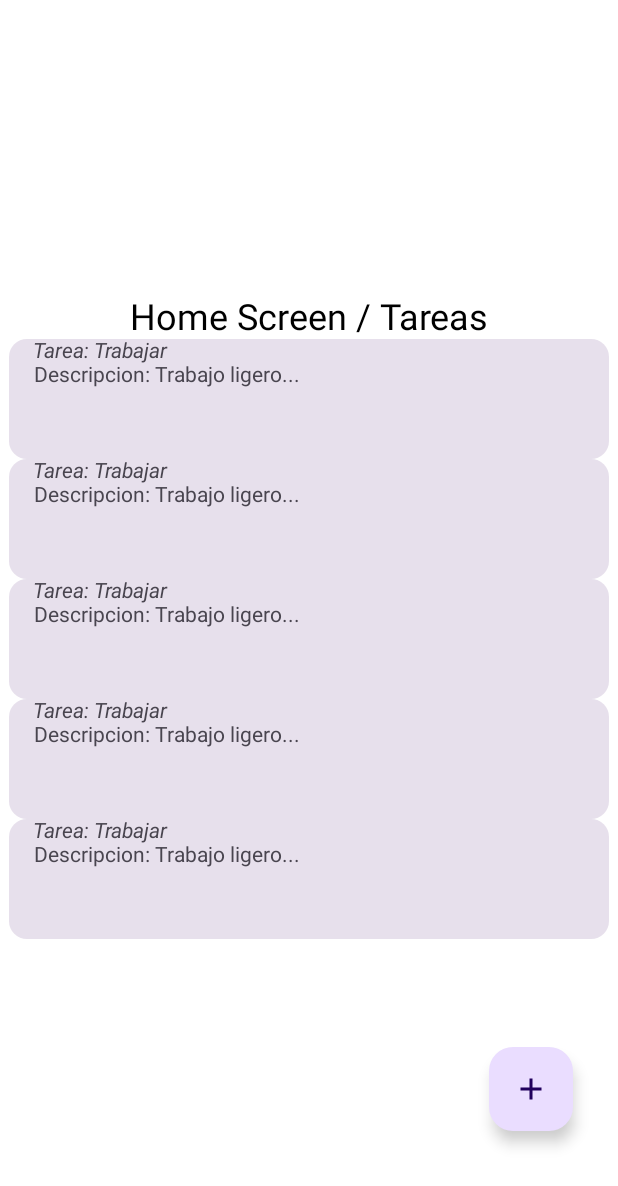
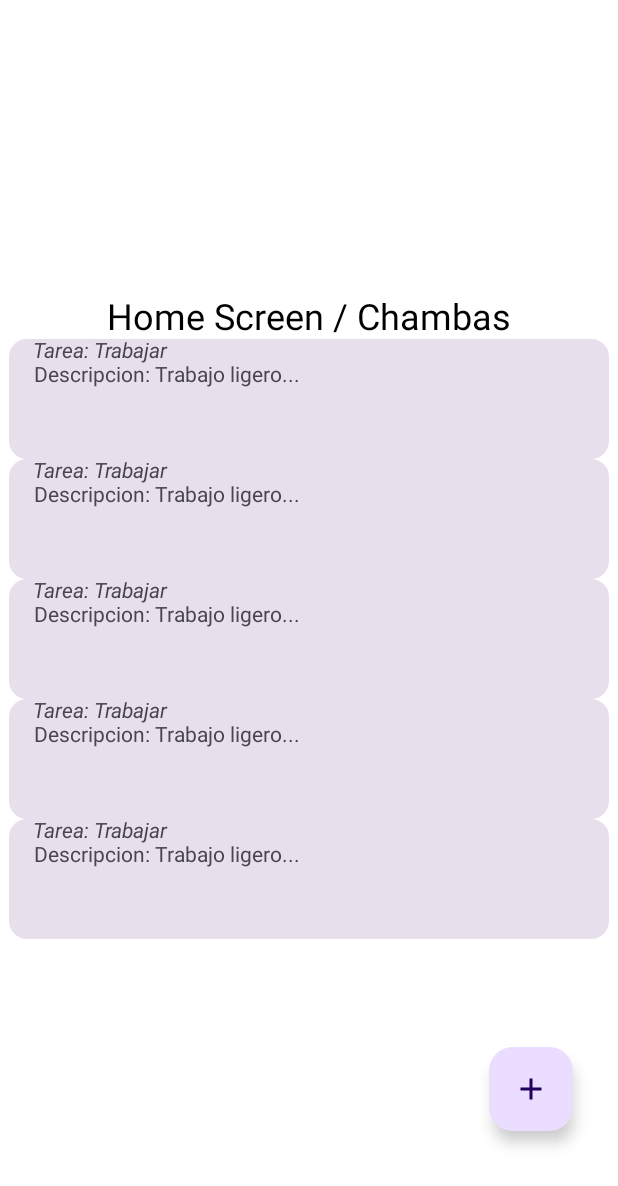
Before and after one commit to void-david/soar-dev, an Android app built with Jetpack Compose: the @Preview function PreviewView, on a phone screen of 412 x 824 dp. Shown: the top 1186 px of the screen. Run offline under Robolectric (Android 15) with nearby library versions, the phone set to English and light mode, and no system bars.

Commit message:
chambas added

```diff
--- a/app/src/main/java/com/example/testing_navigation/MainActivity.kt
+++ b/app/src/main/java/com/example/testing_navigation/MainActivity.kt
@@ -53,7 +53,7 @@ fun HomeScreen(navController: NavController) {
         horizontalAlignment = Alignment.CenterHorizontally,
         verticalArrangement = Arrangement.Center
     ) {
-        Text(text = "Home Screen / Tareas", fontSize = 24.sp)
+        Text(text = "Home Screen / Chambas", fontSize = 24.sp)
         for(i in 1..n){
         Card(
             onClick = {navController.navigate("detail_screen")},
```
